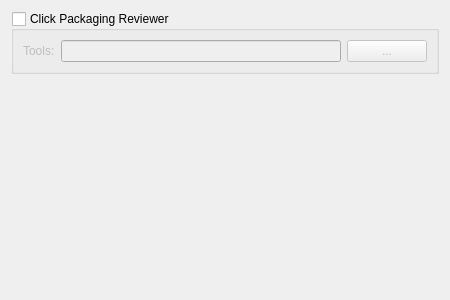
Old version of the form src/ubuntu/ubuntusettingsclickwidget.ui in the repository runelabs/qtcreator-plugin-ubuntu.
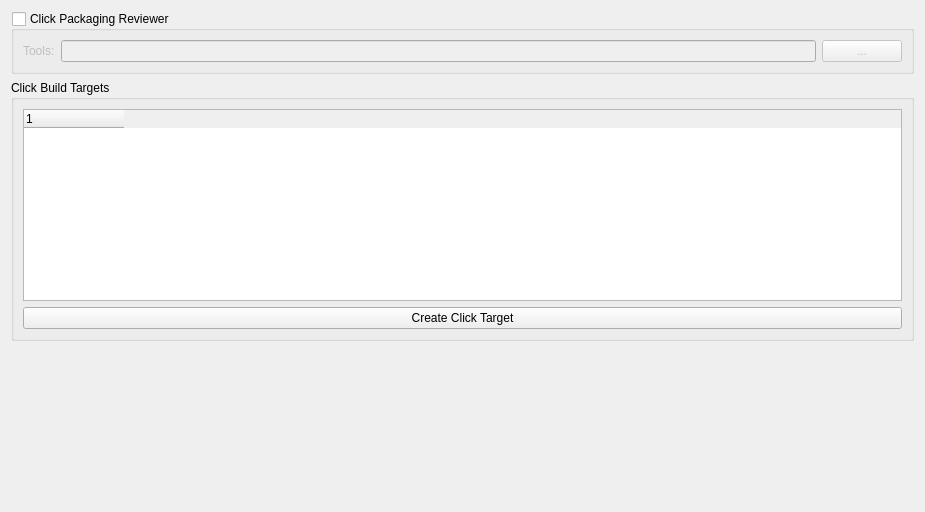
New version of the form.

Commit message: Added configuration widget for click chroots UbuntuClickTool class for handling click parameters

Diff of the .ui file:
```diff
--- a/src/ubuntu/ubuntusettingsclickwidget.ui
+++ b/src/ubuntu/ubuntusettingsclickwidget.ui
@@ -6,14 +6,14 @@
    <rect>
     <x>0</x>
     <y>0</y>
-    <width>450</width>
-    <height>300</height>
+    <width>925</width>
+    <height>512</height>
    </rect>
   </property>
   <property name="windowTitle">
    <string>Form</string>
   </property>
-  <layout class="QVBoxLayout" name="verticalLayout">
+  <layout class="QVBoxLayout" name="verticalLayout_2">
    <item>
     <widget class="QGroupBox" name="groupBox_4">
      <property name="title">
@@ -49,6 +49,43 @@
      </layout>
     </widget>
    </item>
+   <item>
+    <widget class="QGroupBox" name="groupBox">
+     <property name="title">
+      <string>Click Build Targets</string>
+     </property>
+     <layout class="QVBoxLayout" name="verticalLayout">
+      <item>
+       <widget class="QTreeWidget" name="treeWidgetClickTargets">
+        <property name="editTriggers">
+         <set>QAbstractItemView::NoEditTriggers</set>
+        </property>
+        <property name="selectionMode">
+         <enum>QAbstractItemView::NoSelection</enum>
+        </property>
+        <property name="itemsExpandable">
+         <bool>false</bool>
+        </property>
+        <attribute name="headerStretchLastSection">
+         <bool>false</bool>
+        </attribute>
+        <column>
+         <property name="text">
+          <string notr="true">1</string>
+         </property>
+        </column>
+       </widget>
+      </item>
+      <item>
+       <widget class="QPushButton" name="pushButtonCreateClickTarget">
+        <property name="text">
+         <string>Create Click Target</string>
+        </property>
+       </widget>
+      </item>
+     </layout>
+    </widget>
+   </item>
    <item>
     <spacer name="verticalSpacer">
      <property name="orientation">
```
The commit also changes 5 other files.
